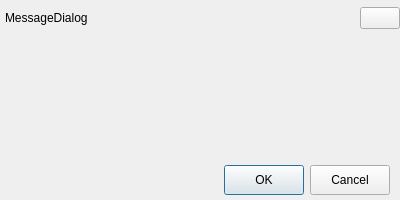
ukui/ukui-biometric-manager, file src/messagedialog.ui: the form before one commit.
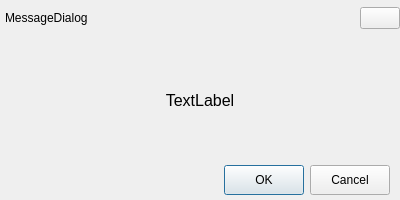
The form after the commit.

```diff
--- a/src/messagedialog.ui
+++ b/src/messagedialog.ui
@@ -133,25 +133,23 @@
       </spacer>
      </item>
      <item>
+      <layout class="QVBoxLayout" name="messageLayout">
+       <item>
       <widget class="QLabel" name="lblMessage">
-       <property name="sizePolicy">
-        <sizepolicy hsizetype="Expanding" vsizetype="Expanding">
-         <horstretch>0</horstretch>
-         <verstretch>0</verstretch>
-        </sizepolicy>
-       </property>
        <property name="font">
         <font>
          <pointsize>12</pointsize>
         </font>
        </property>
        <property name="text">
-        <string/>
+          <string>TextLabel</string>
        </property>
        <property name="alignment">
         <set>Qt::AlignCenter</set>
        </property>
       </widget>
+       </item>
+      </layout>
      </item>
      <item>
       <spacer name="horizontalSpacer_2">
```
Lines whose indentation alone changed are shown as unchanged.
